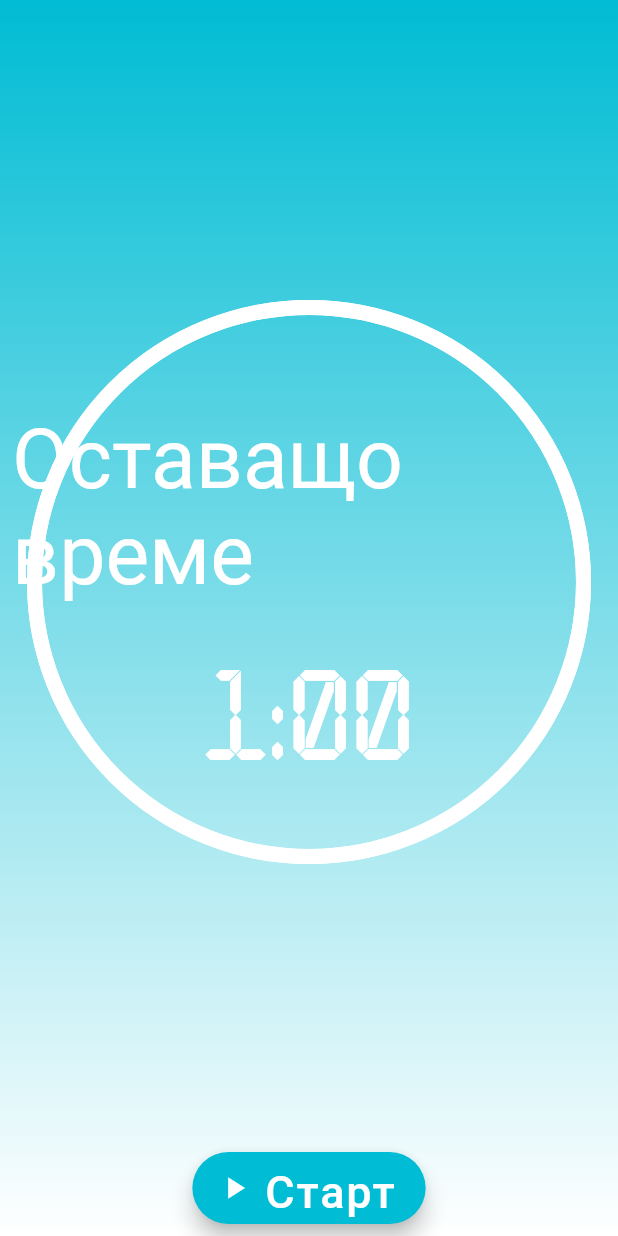
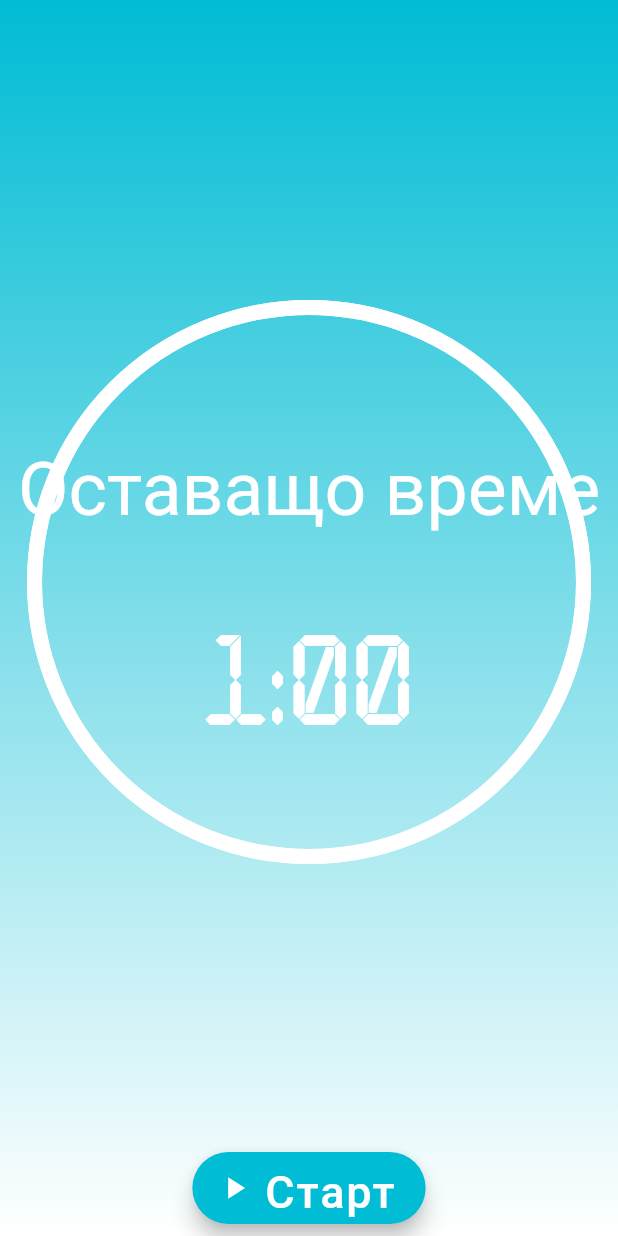
Before and after one commit to Nikolay1499/readily, a Flutter app: the CountDownTimer screen opened directly, in the side drawer, after a tap on "Старт", on a phone screen of 412 x 824 dp. Run offline on Flutter 3.47's test engine with Material 2 defaults, Android fonts, the light colour scheme and no system bars; drawn by our look-alikes of auto_size_text; our stand-ins replace camera, cloud_firestore, connectivity, firebase_auth, flare_flutter, flutter_spinkit and 3 more; missing offline and left inert: image_crop; accounts and stored records are empty; Roboto replaces fonts that are missing (Readily); project files that could hold a hidden picture were left out.

Commit message:
Fixed some issues and made the design responsive on different devices

```diff
--- a/lib/counter.dart
+++ b/lib/counter.dart
@@ -1,3 +1,4 @@
+import 'package:auto_size_text/auto_size_text.dart';
 import 'package:readily/camera.dart';
 import 'package:flutter/material.dart';
 import 'package:readily/main.dart';
@@ -50,6 +51,7 @@ class _CountDownTimerState extends State<CountDownTimer>
 
   @override
   Widget build(BuildContext context) {
+    double height = MediaQuery.of(context).size.height;
     return Scaffold(
       drawer: DrawerWidget(activePage: "/CountDownTimer",),
       backgroundColor: Colors.cyan,
@@ -107,18 +109,20 @@ class _CountDownTimerState extends State<CountDownTimer>
                                     children: <Widget>[
                                       Transform.translate(
                                         offset: Offset(0, 15),
-                                        child: Text(
+                                        child: AutoSizeText(
                                           "Оставащо време",
+                                          maxLines: 1,
                                           style: TextStyle(
-                                            fontSize: 55,
+                                            fontSize: height > 600 ? 55 : 50,
                                             color: Colors.white),
                                         ),
                                       ),
 
                                       Transform.translate(
                                         offset: Offset(0, -10),
-                                        child: Text(
+                                        child: AutoSizeText(
                                           timerString,
+                                          maxLines: 1,
                                           style: TextStyle(
                                             fontFamily: 'LcDova',
                                             fontSize: 80.0,
@@ -160,8 +164,9 @@ class _CountDownTimerState extends State<CountDownTimer>
                               label:
                                 Transform.translate(
                                   offset: Offset(0, 3),
-                                  child: Text(controller.isAnimating ?
+                                  child: AutoSizeText(controller.isAnimating ?
                                         (!paused ? "Пауза" : "Старт") : "Старт",
+                                    maxLines: 1,
                                     style: TextStyle(fontSize: 30),
                                   ),
                                 ),
--- a/lib/main.dart
+++ b/lib/main.dart
@@ -1,5 +1,7 @@
+import 'package:auto_size_text/auto_size_text.dart';
 import 'package:flutter/material.dart';
 import 'package:readily/counter.dart';
+import 'package:readily/size.dart';
 import 'package:readily/splash.dart';
 import 'package:readily/camera.dart';
 import 'package:readily/leaderboard.dart';
@@ -12,7 +14,6 @@ CameraDescription firstCamera;
 
 Future<void> main() async {
   final cameras = await availableCameras();
-
   firstCamera = cameras[0];
   runApp(MyApp());
 }
@@ -87,7 +88,8 @@ class _DrawerWidgetState extends State<DrawerWidget>
                       child: Center(
                         child: Transform.translate(
                           offset: Offset(0, 10),
-                          child: Text(name[0],
+                          child: AutoSizeText(name[0],
+                            maxLines: 1,
                             textAlign: TextAlign.center,
                             style: TextStyle(fontSize: 80)
                           ),
@@ -96,7 +98,11 @@ class _DrawerWidgetState extends State<DrawerWidget>
                     ),
                     Transform.translate(
                       offset: Offset(0, 10),
-                      child: Text(name, style: TextStyle(fontSize: 35))),
+                      child: AutoSizeText(name,
+                        maxLines: 1,
+                        style: TextStyle(fontSize: 35),
+                      ),
+                    ),
                   ])),
               color: Colors.cyan,),
             GestureDetector(
@@ -138,7 +144,8 @@ class _DrawerWidgetState extends State<DrawerWidget>
                   leading: Icon(Icons.timer),
                   title: Transform.translate(
                     offset: Offset(-15, 0),
-                    child: Text("Засечи",
+                    child: AutoSizeText("Засечи",
+                      maxLines: 1,
                       style: TextStyle(
                         fontSize: 28,
                       ),
@@ -186,7 +193,8 @@ class _DrawerWidgetState extends State<DrawerWidget>
                   leading: Icon(Icons.camera_alt),
                   title: Transform.translate(
                     offset: Offset(-15, 0),
-                    child: Text("Снимай",
+                    child: AutoSizeText("Снимай",
+                      maxLines: 1,
                       style: TextStyle(
                         fontSize: 28,
                       ),
@@ -235,7 +243,8 @@ class _DrawerWidgetState extends State<DrawerWidget>
                   leading: Icon(Icons.star),
                   title: Transform.translate(
                     offset: Offset(-15, 0),
-                    child: Text("Класация",
+                    child: AutoSizeText("Класация",
+                      maxLines: 1,
                       style: TextStyle(
                         fontSize: 28,
                       ),
@@ -289,7 +298,8 @@ class _DrawerWidgetState extends State<DrawerWidget>
                         leading: Icon(Icons.reply),
                         title: Transform.translate(
                           offset: Offset(-10, 0),
-                          child: Text("Изход",
+                          child: AutoSizeText("Изход",
+                            maxLines: 1,
                             style: TextStyle(
                               fontSize: 28,
                             ),
--- a/lib/splash.dart
+++ b/lib/splash.dart
@@ -36,7 +36,7 @@ class SplashScreenState extends State<SplashScreen>
           builder: (context) => PasswordScreen(),
         ),
       );
-}
+  }
 
   @override
   void initState() {
--- a/pubspec.yaml
+++ b/pubspec.yaml
@@ -34,6 +34,7 @@ dependencies:
   cloud_firestore: ^0.12.9+2
   image_crop: ^0.3.1
   flare_flutter: ^1.5.8
+  auto_size_text: ^2.1.0
 
 dev_dependencies:
   flutter_test:
```
Also changed, not shown: lib/camera.dart (+6 -3 lines), lib/crop.dart (+5 -3 lines), lib/display.dart (+22 -10 lines), lib/leaderboard.dart (+32 -27 lines), lib/password.dart (+20 -10 lines), lib/score.dart (+19 -14 lines), lib/size.dart (added, +31 -0 lines), lib/start.dart (+13 -10 lines), lib/words.dart (+7 -3 lines), assets/star.png, pubspec.lock.
